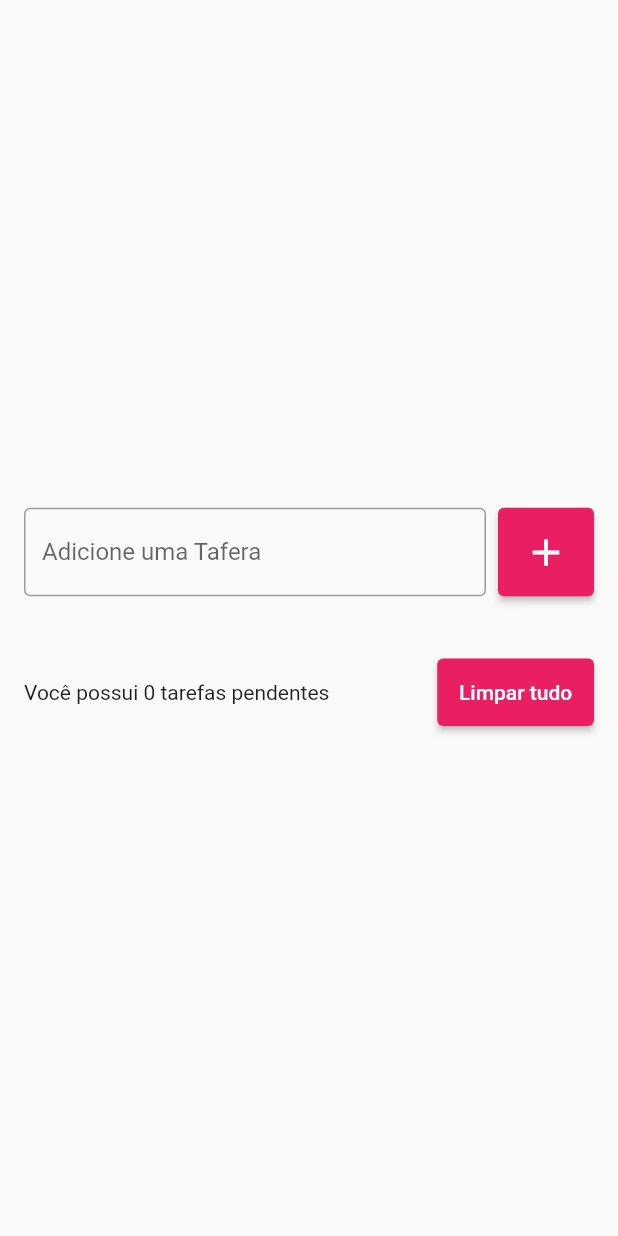
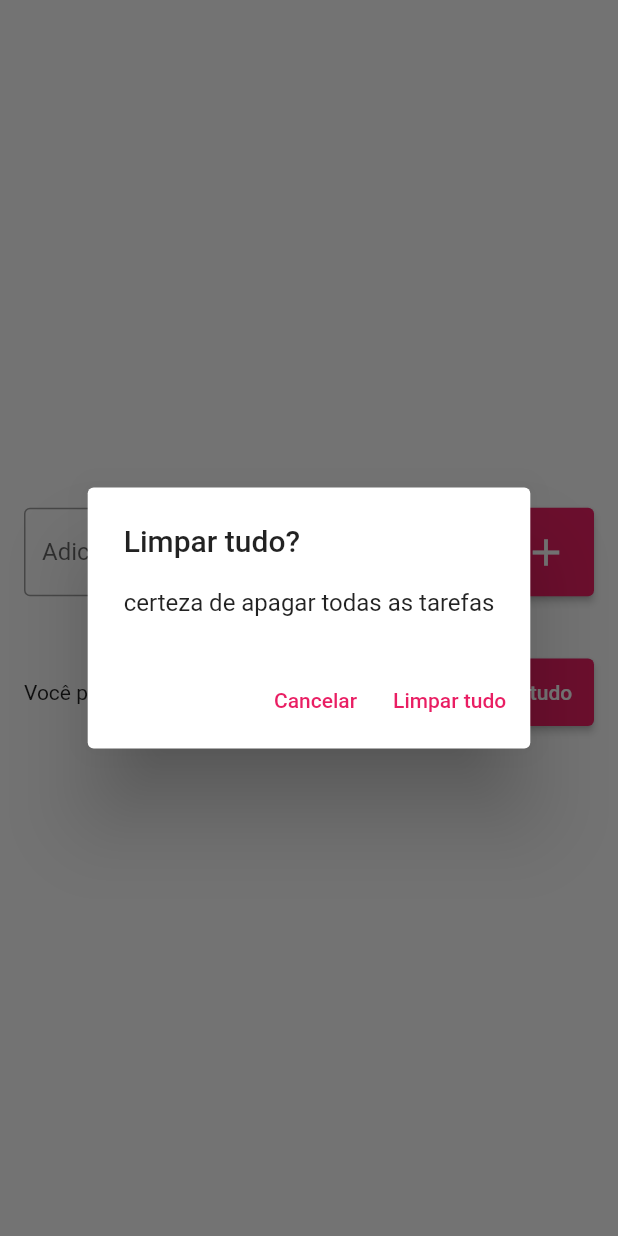
Before and after one commit to felixx97/ListaDeTarefas, a Flutter app: the screen it shows after launch, after a tap on "Limpar tudo", on a phone screen of 412 x 824 dp. Run offline on Flutter 3.47's test engine with Material 2 defaults, Android fonts, the phone set to English and light mode, and no system bars; our stand-ins replace flutter_slidable.

Commit message:
limpar tudo

```diff
--- a/lib/pages/todolist.dart
+++ b/lib/pages/todolist.dart
@@ -86,11 +86,9 @@ class _TodoListPageState extends State<TodoListPage> {
                         "Você possui ${todos.length} tarefas pendentes",
                       ),
                     ),
-                    const SizedBox(
-                      width: 8,
-                    ),
+                    const SizedBox(width: 8),
                     ElevatedButton(
-                      onPressed: () {},
+                      onPressed: showDeleteConfirmationDialog,
                       style: ElevatedButton.styleFrom(
                         //personalizar botão
                         primary: Colors.pink,
@@ -139,4 +137,37 @@ class _TodoListPageState extends State<TodoListPage> {
       ),
     );
   }
+
+  void showDeleteConfirmationDialog() {
+    showDialog(
+      context: context,
+      builder: (context) => AlertDialog(
+        title: Text("Limpar tudo?"),
+        content: Text("certeza de apagar todas as tarefas"),
+        actions: [
+          TextButton(
+            onPressed: () {
+              Navigator.of(context).pop();
+            },
+            style: TextButton.styleFrom(primary: Colors.pink),
+            child: Text("Cancelar"),
+          ),
+          TextButton(
+            onPressed: () {
+              Navigator.of(context).pop();
+              deletedAllTodos();
+            },
+            style: TextButton.styleFrom(primary: Colors.pink),
+            child: Text("Limpar tudo"),
+          ),
+        ],
+      ),
+    );
+  }
+
+  void deletedAllTodos() {
+    setState(() {
+      todos.clear();
+    });
+  }
 }
```
